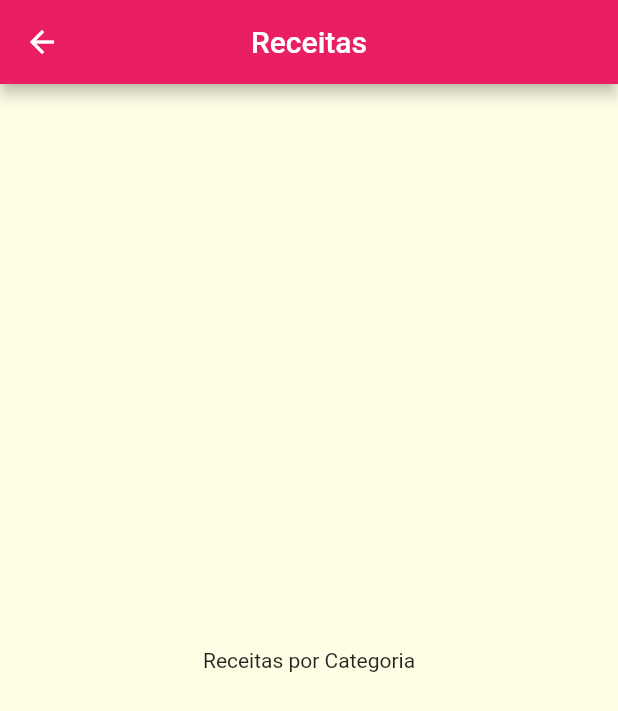
After one commit to portelaoliveira/meals, a Flutter app: the screen it shows after launch, after a tap on "Italiano", on a phone screen of 412 x 824 dp. The commit adds this screen. Shown: the top 711 px of the screen. Run offline on Flutter 3.47's test engine with Material 2 defaults, Android fonts, the phone set to English and light mode, and no system bars.

Commit message:
Navegar para uma nova tela.

```diff
--- a/lib/components/category_item.dart
+++ b/lib/components/category_item.dart
@@ -1,16 +1,28 @@
-import 'package:flutter/src/widgets/container.dart';
-import 'package:flutter/src/widgets/framework.dart';
-
 import 'package:flutter/material.dart';
 import '../models/category.dart';
+import '../screens/categories_meals_screen.dart';
 
 class CategoryItem extends StatelessWidget {
   final Category category;
   const CategoryItem(this.category);
 
+  void _selectCategory(BuildContext context) {
+    Navigator.of(context).push(
+      MaterialPageRoute(
+        builder: (_) {
+          return CategoriesMealsScreen();
+        },
+      ),
+    );
+  }
+
   @override
   Widget build(BuildContext context) {
-    return Container(
+    return InkWell(
+      onTap: () => _selectCategory(context),
+      splashColor: Theme.of(context).primaryColor,
+      borderRadius: BorderRadius.circular(15),
+      child: Container(
         padding: EdgeInsets.all(15),
         child: Text(
           category.title,
@@ -27,6 +39,7 @@ class CategoryItem extends StatelessWidget {
             end: Alignment.bottomRight,
           ),
         ),
+      ),
     );
   }
 }
--- a/lib/main.dart
+++ b/lib/main.dart
@@ -1,5 +1,5 @@
 import 'package:flutter/material.dart';
-import 'screens/categories_screens.dart';
+import 'screens/categories_screen.dart';
 
 void main() => runApp(MyApp());
 
--- /dev/null
+++ b/lib/screens/categories_meals_screen.dart
@@ -0,0 +1,22 @@
+import 'package:flutter/src/widgets/container.dart';
+import 'package:flutter/src/widgets/framework.dart';
+
+import 'package:flutter/material.dart';
+
+class CategoriesMealsScreen extends StatelessWidget {
+  @override
+  Widget build(BuildContext context) {
+    return Scaffold(
+      appBar: AppBar(
+        title: Text('Receitas'),
+        backgroundColor: Colors.pink,
+        centerTitle: true,
+      ),
+      body: Center(
+        child: Text(
+          'Receitas por Categoria',
+        ),
+      ),
+    );
+  }
+}
```
Also changed, not shown: lib/screens/categories_screen.dart (renamed from lib/screens/categories_screens.dart). Lines whose indentation alone changed are shown as unchanged.
